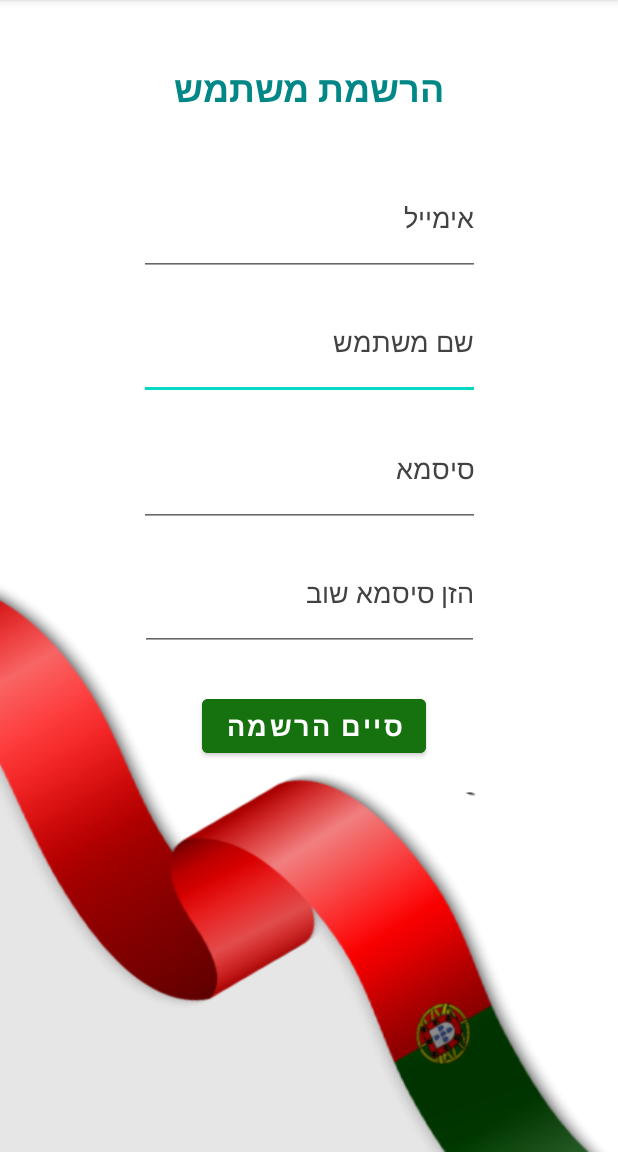
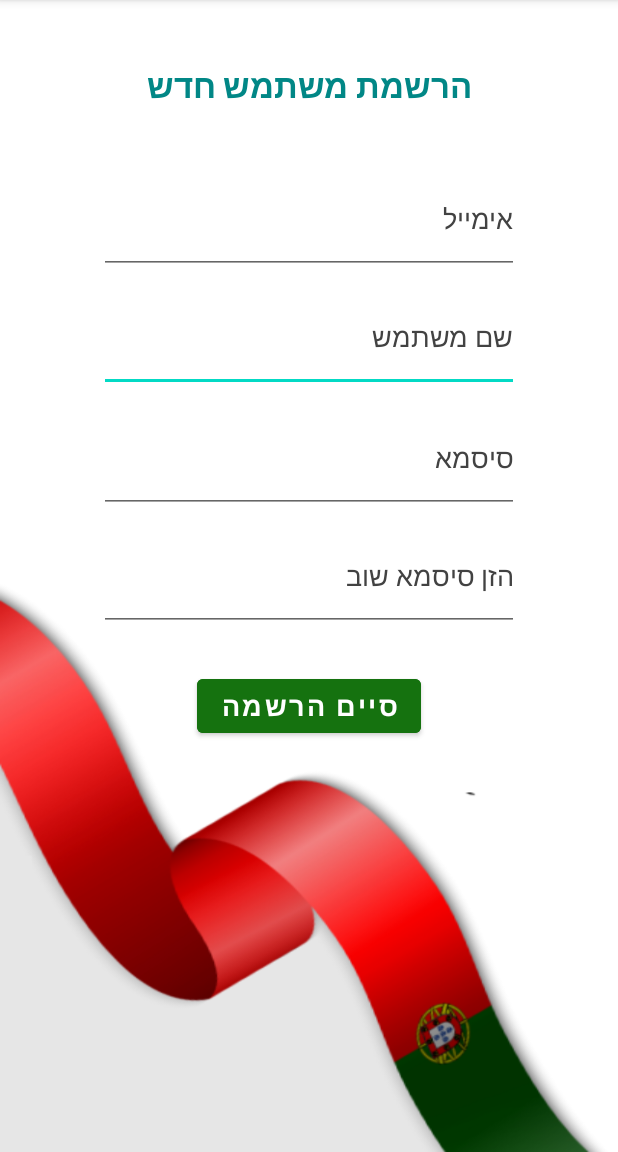
Before and after one commit to natos152/EasyPass, an Android app: the SignUpActivity screen opened directly, with no data from a screen before it, on a phone screen of 412 x 824 dp, the part 84-1236 px from its top. Run offline under Robolectric (Android 15) with nearby library versions, the phone set to English and light mode, and no system bars; our stand-ins replace Firebase (no records; nobody signed in at launch, a user with empty details on screens opened directly).

Commit message:
fix last bugs

```diff
--- a/app/src/main/java/com/example/easypass/InstructionsActivity.java
+++ b/app/src/main/java/com/example/easypass/InstructionsActivity.java
@@ -101,7 +101,7 @@ public class InstructionsActivity extends AppCompatActivity {
         } else {
             new AlertDialog.Builder(InstructionsActivity.this).
                     setTitle("שגיאת אימות").
-                    setMessage("מספר תיק שגוי, אנא הזנ/י שוב או פני/ה לתמיכה בכתפור יצירת קשר למעלה בצד שמאל על גבי המסך").
+                    setMessage("מספר תיק שגוי, אנא הזנ/י שוב או פני/ה לתמיכה בכפתור יצירת קשר למעלה בצד שמאל על גבי המסך").
                     setPositiveButton("בסדר", new DialogInterface.OnClickListener() {
                         @Override
                         public void onClick(DialogInterface dialog, int which) {
@@ -122,7 +122,7 @@ public class InstructionsActivity extends AppCompatActivity {
         else
             new AlertDialog.Builder(InstructionsActivity.this).
                     setTitle("שגיאה").
-                    setMessage("המסמכים נשלחו כבר, לצערנו לא ניתן לשלוח שוב, אנא פנה/י לתמיכה בכתפור יצירת קשר").
+                    setMessage("המסמכים נשלחו כבר, לצערנו לא ניתן לשלוח שוב, אנא פנה/י לתמיכה בכפתור יצירת קשר").
                     setPositiveButton("בסדר", new DialogInterface.OnClickListener() {
                         @Override
                         public void onClick(DialogInterface dialog, int which) {
--- a/app/src/main/java/com/example/easypass/MainActivity.java
+++ b/app/src/main/java/com/example/easypass/MainActivity.java
@@ -116,7 +116,7 @@ public class MainActivity extends AppCompatActivity {
 
 
                         } else {
-                            Toast.makeText(MainActivity.this, "משתמש אינו תקין, בדוק את פרטיך", Toast.LENGTH_SHORT).show();
+                            Toast.makeText(MainActivity.this, "משתמש אינו תקין, בדוק/י את פרטיך", Toast.LENGTH_SHORT).show();
                         }
                     }
                 });
--- a/app/src/main/res/layout/activity_signup.xml
+++ b/app/src/main/res/layout/activity_signup.xml
@@ -9,7 +9,7 @@
 
   <EditText
     android:id="@+id/sign_user"
-    android:layout_width="227dp"
+    android:layout_width="280dp"
     android:layout_height="0dp"
     android:layout_marginBottom="8dp"
     android:layout_weight="2"
@@ -23,14 +23,14 @@
 
   <EditText
     android:id="@+id/sign_pass"
-    android:layout_width="227dp"
+    android:layout_width="280dp"
     android:layout_height="0dp"
     android:layout_marginBottom="6dp"
     android:layout_weight="2"
     android:hint="סיסמא"
-    android:textColorHint="@color/cardview_dark_background"
     android:inputType="textPassword"
     android:textAlignment="textEnd"
+    android:textColorHint="@color/cardview_dark_background"
     app:layout_constraintBottom_toTopOf="@+id/sign_confirm_pass"
     app:layout_constraintEnd_toEndOf="parent"
     app:layout_constraintStart_toStartOf="parent"
@@ -40,28 +40,30 @@
     android:id="@+id/btn_sign_up_cont"
     android:layout_width="wrap_content"
     android:layout_height="wrap_content"
-    android:layout_marginStart="41dp"
-    android:layout_marginBottom="260dp"
+    android:layout_marginTop="428dp"
+    android:layout_marginBottom="255dp"
     android:backgroundTint="#15720F"
     android:onClick="onClick"
     android:text="סיים הרשמה"
     android:textSize="18sp"
     android:textStyle="bold"
     app:layout_constraintBottom_toBottomOf="parent"
-    app:layout_constraintStart_toStartOf="@+id/sign_confirm_pass"
-    app:layout_constraintTop_toBottomOf="@+id/sign_confirm_pass" />
+    app:layout_constraintEnd_toEndOf="parent"
+    app:layout_constraintHorizontal_bias="0.5"
+    app:layout_constraintStart_toStartOf="parent"
+    app:layout_constraintTop_toTopOf="parent" />
 
   <TextView
     android:id="@+id/textView3"
-    android:layout_width="228dp"
-    android:layout_height="37dp"
+    android:layout_width="269dp"
+    android:layout_height="40dp"
     android:layout_marginTop="42dp"
     android:layout_marginBottom="28dp"
-    android:text="הרשמת משתמש"
+    android:text="הרשמת משתמש חדש"
     android:textAlignment="center"
     android:textColor="@color/teal_700"
     android:textDirection="firstStrongRtl"
-    android:textSize="24sp"
+    android:textSize="22sp"
     android:textStyle="bold"
     android:visibility="visible"
     app:layout_constraintBottom_toTopOf="@+id/sign_email"
@@ -71,14 +73,14 @@
 
   <EditText
     android:id="@+id/sign_confirm_pass"
-    android:layout_width="226dp"
+    android:layout_width="280dp"
     android:layout_height="0dp"
     android:layout_marginBottom="26dp"
     android:layout_weight="2"
     android:hint="הזן סיסמא שוב"
-    android:textColorHint="@color/cardview_dark_background"
     android:inputType="textPassword"
     android:textAlignment="textEnd"
+    android:textColorHint="@color/cardview_dark_background"
     app:layout_constraintBottom_toTopOf="@+id/btn_sign_up_cont"
     app:layout_constraintEnd_toEndOf="parent"
     app:layout_constraintStart_toStartOf="parent"
@@ -86,7 +88,7 @@
 
   <EditText
     android:id="@+id/sign_email"
-    android:layout_width="227dp"
+    android:layout_width="280dp"
     android:layout_height="0dp"
     android:layout_marginBottom="6dp"
     android:layout_weight="2"
@@ -97,4 +99,11 @@
     app:layout_constraintStart_toStartOf="parent"
     app:layout_constraintTop_toBottomOf="@+id/textView3" />
 
+  <androidx.constraintlayout.widget.Guideline
+    android:id="@+id/guideline4"
+    android:layout_width="wrap_content"
+    android:layout_height="wrap_content"
+    android:orientation="horizontal"
+    app:layout_constraintGuide_begin="20dp" />
+
 </androidx.constraintlayout.widget.ConstraintLayout>
--- a/app/src/main/res/layout/activity_validation_process.xml
+++ b/app/src/main/res/layout/activity_validation_process.xml
@@ -163,7 +163,7 @@
     android:layout_alignEnd="@id/textView6"
     android:layout_marginRight="15dp"
     android:scrollbarSize="4dp"
-    android:text="7.תורכיה"
+    android:text="7.סוריה"
     android:textColor="@color/black"
     android:textColorHint="@color/black"
     android:textSize="16sp"
--- a/build.gradle
+++ b/build.gradle
@@ -5,7 +5,7 @@ buildscript {
         jcenter()
     }
     dependencies {
-        classpath 'com.android.tools.build:gradle:4.2.2'
+        classpath 'com.android.tools.build:gradle:7.0.0'
         classpath 'com.google.gms:google-services:4.3.8'
 
         // NOTE: Do not place your application dependencies here; they belong
```
Also changed, not shown: app/src/main/java/com/example/easypass/ProcessActivity.java (+7 -8 lines), app/src/main/res/layout/activity_process.xml (+5 -4 lines), gradle/wrapper/gradle-wrapper.properties.
